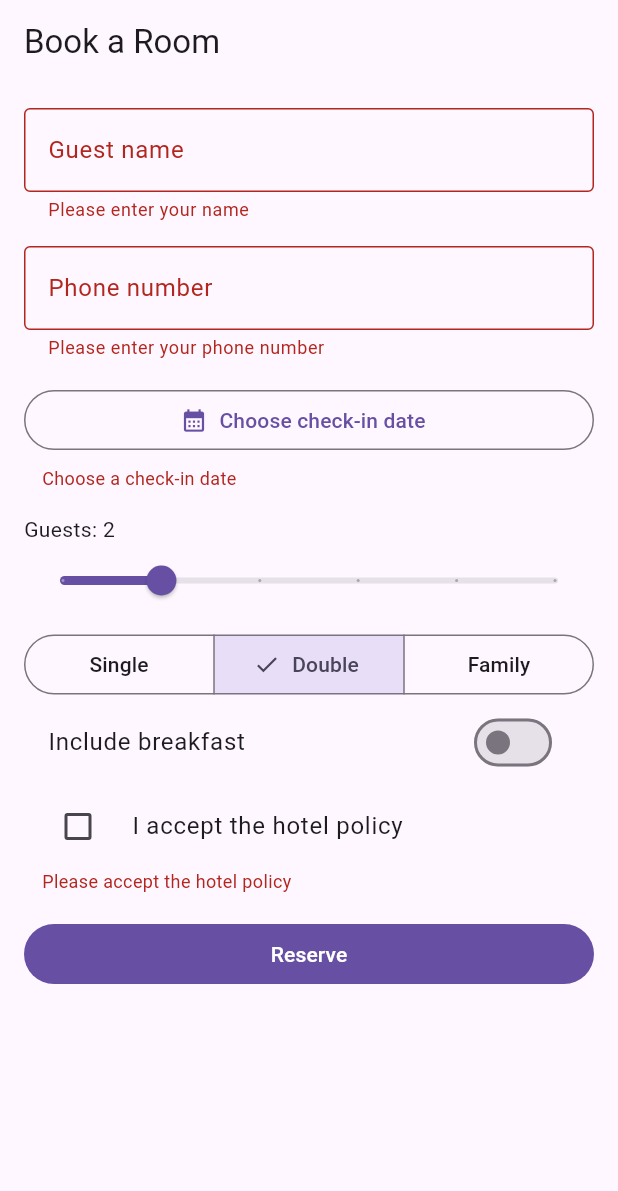
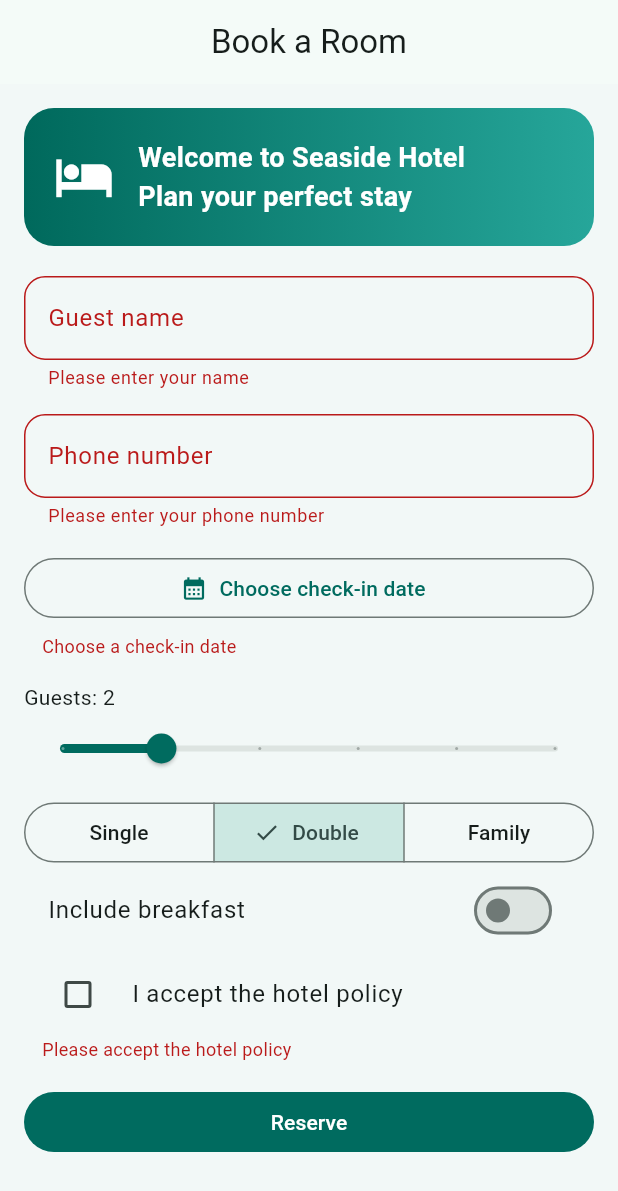
Before and after one commit to jocelee0305/TMA3084_G02_104561_Hotel_Reservation_App, a Flutter app: the screen it shows after launch, after a tap on "Reserve", on a phone screen of 412 x 824 dp. Shown: the top 1191 px of the screen. Run offline on Flutter 3.47's test engine with Material 3 defaults, Android fonts, the phone set to English and light mode, and no system bars; our stand-ins replace material_ui.

Commit message:
feat: enhance booking form and room list UI with animations and theming

```diff
--- a/lib/booking_form_page.dart
+++ b/lib/booking_form_page.dart
@@ -63,11 +63,25 @@ class _BookingFormPageState extends State<BookingFormPage> {
         .showSnackBar(SnackBar(content: Text('Booking saved for $guest')));
     Navigator.push(
       context,
-      MaterialPageRoute<void>(
-        builder: (_) => RoomListPage(
+      PageRouteBuilder<void>(
+        transitionDuration: const Duration(milliseconds: 500),
+        pageBuilder: (_, _, _) => RoomListPage(
           preferred: _room,
           guests: _guests.round(),
           checkIn: checkInText,
+        ),
+        transitionsBuilder: (_, animation, _, child) => FadeTransition(
+          opacity: animation,
+          child: SlideTransition(
+            position:
+                Tween<Offset>(
+                  begin: const Offset(0, 0.1),
+                  end: Offset.zero,
+                ).animate(
+                  CurvedAnimation(parent: animation, curve: Curves.easeOut),
+                ),
+            child: child,
+          ),
         ),
       ),
     );
@@ -93,11 +107,51 @@ class _BookingFormPageState extends State<BookingFormPage> {
           child: Column(
             crossAxisAlignment: CrossAxisAlignment.stretch,
             children: [
+              TweenAnimationBuilder<double>(
+                tween: Tween(begin: 0, end: 1),
+                duration: const Duration(milliseconds: 700),
+                curve: Curves.easeOut,
+                builder: (context, value, child) => Opacity(
+                  opacity: value,
+                  child: Transform.translate(
+                    offset: Offset(0, 20 * (1 - value)),
+                    child: child,
+                  ),
+                ),
+                child: Container(
+                  padding: const EdgeInsets.all(20),
+                  decoration: BoxDecoration(
+                    gradient: const LinearGradient(
+                      colors: [Color(0xFF00695C), Color(0xFF26A69A)],
+                    ),
+                    borderRadius: BorderRadius.circular(20),
+                  ),
+                  child: const Row(
+                    children: [
+                      Icon(Icons.hotel, size: 40, color: Colors.white),
+                      SizedBox(width: 16),
+                      Expanded(
+                        child: Text(
+                          'Welcome to Seaside Hotel\nPlan your perfect stay',
+                          style: TextStyle(
+                            color: Colors.white,
+                            fontSize: 18,
+                            fontWeight: FontWeight.w600,
+                          ),
+                        ),
+                      ),
+                    ],
+                  ),
+                ),
+              ),
+              const SizedBox(height: 20),
               TextFormField(
                 controller: _nameController,
                 decoration: const InputDecoration(
                   labelText: 'Guest name',
-                  border: OutlineInputBorder(),
+                  border: OutlineInputBorder(
+                    borderRadius: BorderRadius.all(Radius.circular(14)),
+                  ),
                 ),
                 validator: validateName,
               ),
@@ -107,7 +161,9 @@ class _BookingFormPageState extends State<BookingFormPage> {
                 keyboardType: TextInputType.phone,
                 decoration: const InputDecoration(
                   labelText: 'Phone number',
-                  border: OutlineInputBorder(),
+                  border: OutlineInputBorder(
+                    borderRadius: BorderRadius.all(Radius.circular(14)),
+                  ),
                 ),
                 validator: validatePhone,
               ),
--- a/lib/main.dart
+++ b/lib/main.dart
@@ -14,6 +14,12 @@ class HotelApp extends StatelessWidget {
     return MaterialApp(
       title: 'Hotel Reservation',
       debugShowCheckedModeBanner: false,
+      theme: ThemeData(
+        colorSchemeSeed: const Color(0xFF00897B),
+        useMaterial3: true,
+        scaffoldBackgroundColor: const Color(0xFFF2F8F7),
+        appBarTheme: const AppBarTheme(centerTitle: true),
+      ),
       home: const BookingFormPage(),
     );
   }
```
Also changed, not shown: lib/room_list_page.dart (+27 -3 lines), 2 other files.
